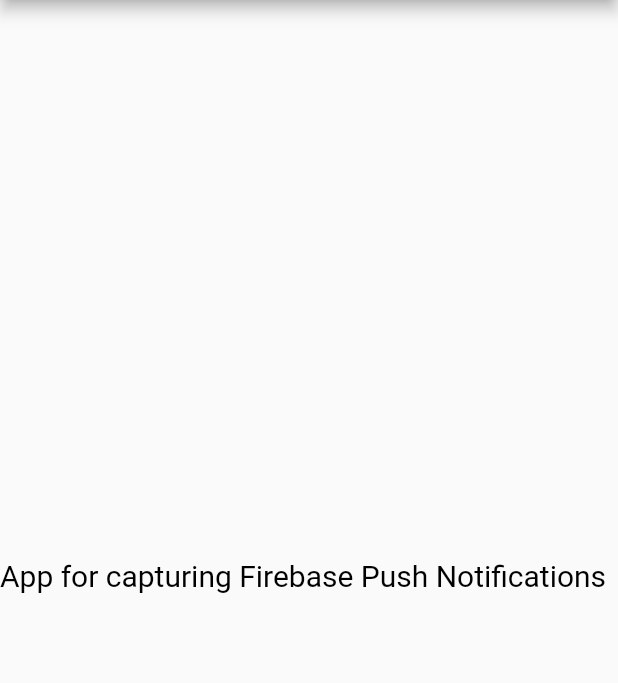
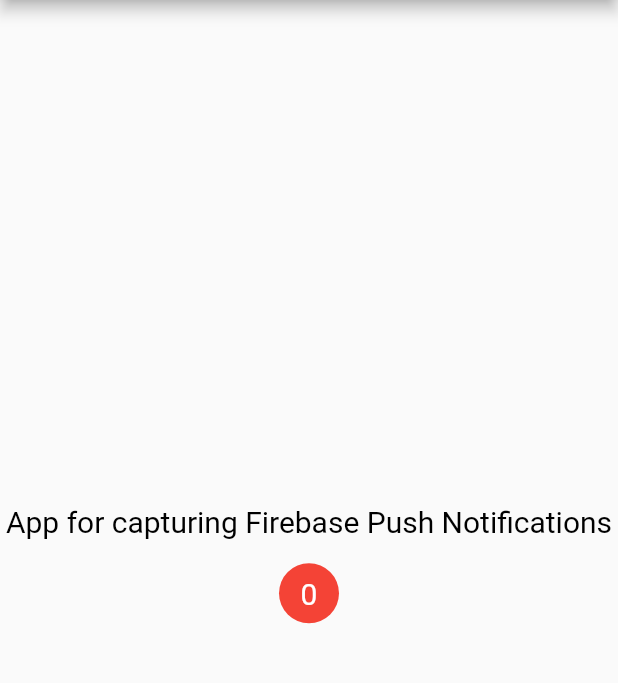
Before and after one commit to sbis04/notify, a Flutter app: the screen it shows after launch, on a phone screen of 412 x 824 dp, the part 84-767 px from its top. Run offline on Flutter 3.47's test engine with Material 2 defaults, Android fonts, the phone set to English and light mode, and no system bars; drawn by our look-alikes of overlay_support; our stand-ins replace firebase_core, firebase_messaging; accounts and stored records are empty.

Commit message:
Update main to receive push notifications

```diff
--- a/lib/main.dart
+++ b/lib/main.dart
@@ -1,24 +1,92 @@
+import 'package:firebase_core/firebase_core.dart';
+import 'package:firebase_messaging/firebase_messaging.dart';
 import 'package:flutter/material.dart';
+import 'package:notify/model/push_notification.dart';
+import 'package:overlay_support/overlay_support.dart';
+// import 'package:notify/utils/notification_client.dart';
 
-void main() {
+GlobalKey notificationKey;
+
+void main() async {
+  WidgetsFlutterBinding.ensureInitialized();
+  await Firebase.initializeApp();
+  // NotificationClient.registerNotification();
   runApp(MyApp());
 }
 
 class MyApp extends StatelessWidget {
   @override
   Widget build(BuildContext context) {
-    return MaterialApp(
-      title: 'Notify',
-      theme: ThemeData(
-        primarySwatch: Colors.deepPurple,
+    return OverlaySupport(
+      child: MaterialApp(
+        title: 'Notify',
+        theme: ThemeData(
+          primarySwatch: Colors.deepPurple,
+        ),
+        debugShowCheckedModeBanner: false,
+        home: MyHomePage(),
       ),
-      debugShowCheckedModeBanner: false,
-      home: HomePage(),
     );
   }
 }
 
-class HomePage extends StatelessWidget {
+class MyHomePage extends StatefulWidget {
+  @override
+  _MyHomePageState createState() => _MyHomePageState();
+}
+
+class _MyHomePageState extends State<MyHomePage> {
+  static FirebaseMessaging messaging = FirebaseMessaging();
+
+  PushNotification _notificationInfo;
+  int _totalNotifications;
+
+  void registerNotification() async {
+    // On iOS, this helps to take the user permissions
+    await messaging.requestNotificationPermissions(
+      IosNotificationSettings(
+        alert: true,
+        badge: true,
+        provisional: false,
+        sound: true,
+      ),
+    );
+
+    messaging.configure(
+      onMessage: (message) async {
+        print('onMessage received: $message');
+
+        PushNotification notification = PushNotification.fromJson(message);
+
+        setState(() {
+          _notificationInfo = notification;
+          _totalNotifications++;
+        });
+
+        showSimpleNotification(
+          Text(_notificationInfo.title),
+          leading: NotificationBadge(totalNotifications: _totalNotifications),
+          subtitle: Text(_notificationInfo.body),
+          background: Colors.cyan[700],
+          duration: Duration(seconds: 2),
+        );
+      },
+    );
+
+    messaging.getToken().then((token) {
+      print('Token: $token');
+    }).catchError((e) {
+      print(e);
+    });
+  }
+
+  @override
+  void initState() {
+    _totalNotifications = 0;
+    registerNotification();
+    super.initState();
+  }
+
   @override
   Widget build(BuildContext context) {
     return Scaffold(
@@ -37,8 +105,82 @@ class HomePage extends StatelessWidget {
               fontSize: 20,
             ),
           ),
+          SizedBox(height: 16.0),
+          NotificationBadge(totalNotifications: _totalNotifications),
+          SizedBox(height: 16.0),
+          _notificationInfo != null
+              ? Column(
+                  crossAxisAlignment: CrossAxisAlignment.start,
+                  children: [
+                    Text(
+                      'TITLE: ${_notificationInfo.title}',
+                      style: TextStyle(
+                        fontWeight: FontWeight.bold,
+                        fontSize: 16.0,
+                      ),
+                    ),
+                    SizedBox(height: 8.0),
+                    Text(
+                      'BODY: ${_notificationInfo.body}',
+                      style: TextStyle(
+                        fontWeight: FontWeight.bold,
+                        fontSize: 16.0,
+                      ),
+                    ),
+                  ],
+                )
+              : Container(),
         ],
       ),
     );
   }
 }
+
+class NotificationBadge extends StatelessWidget {
+  final int totalNotifications;
+
+  const NotificationBadge({@required this.totalNotifications});
+
+  @override
+  Widget build(BuildContext context) {
+    return Container(
+      width: 40.0,
+      height: 40.0,
+      decoration: new BoxDecoration(
+        color: Colors.red,
+        shape: BoxShape.circle,
+      ),
+      child: Center(
+        child: Padding(
+          padding: const EdgeInsets.all(8.0),
+          child: Text(
+            '$totalNotifications',
+            style: TextStyle(color: Colors.white, fontSize: 20),
+          ),
+        ),
+      ),
+    );
+  }
+}
+
+// class MessageNotification extends StatelessWidget {
+//   final PushNotification notification;
+
+//   MessageNotification({@required this.notification});
+
+//   @override
+//   Widget build(BuildContext context) {
+//     return Card(
+//       margin: const EdgeInsets.symmetric(horizontal: 4),
+//       child: SafeArea(
+//         child: ListTile(
+//           // leading: SizedBox.fromSize(
+//           //     size: const Size(40, 40),
+//           //     child: ClipOval(child: Image.asset('assets/avatar.png'))),
+//           title: Text('Boyan'),
+//           subtitle: Text(message),
+//         ),
+//       ),
+//     );
+//   }
+// }
```
